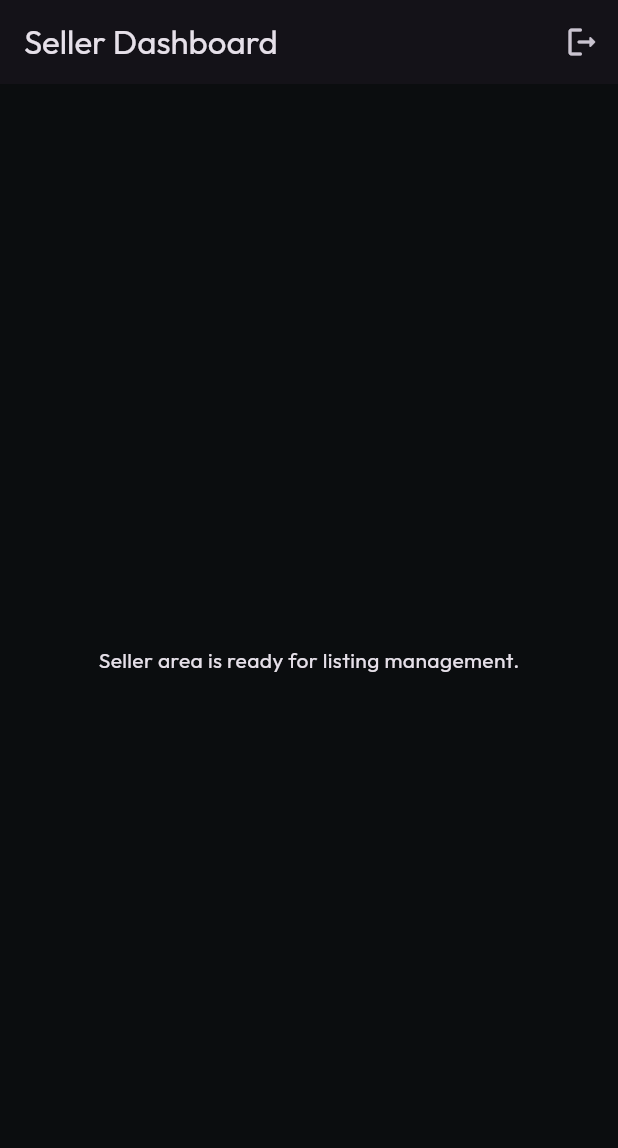
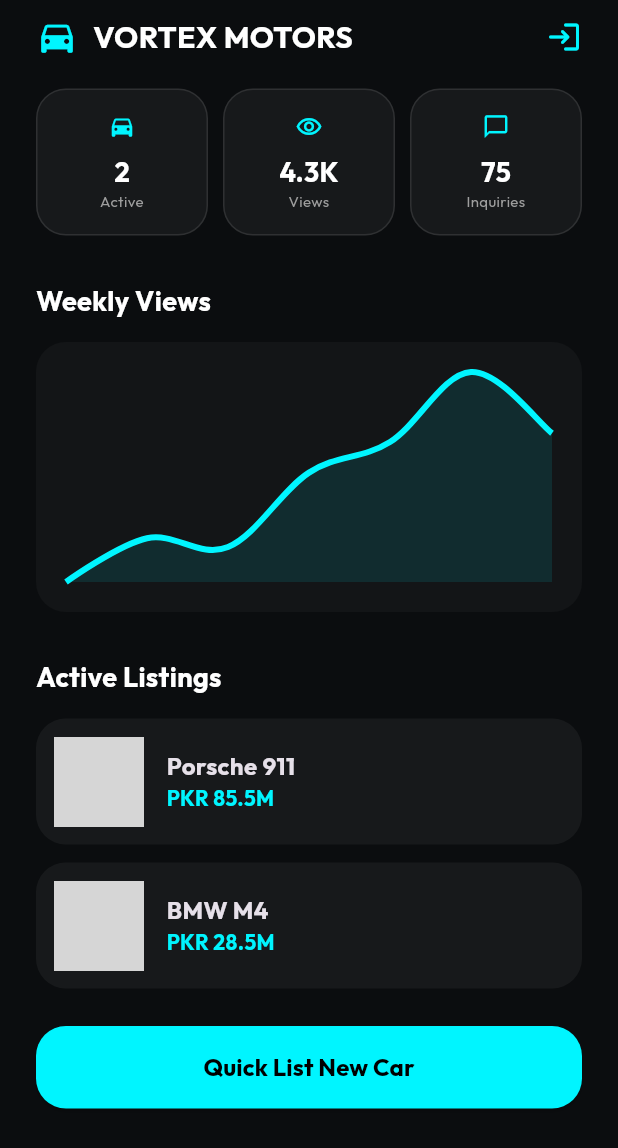
Before and after one commit to iammuhammadhassan/CarAppWithDataBase, a Flutter app: the SellerDashboard screen opened directly, on a phone screen of 412 x 824 dp. Shown: the top 1148 px of the screen. Run offline on Flutter 3.47's test engine with Material 3 defaults, Android fonts, the phone set to English and light mode, and no system bars; drawn by our look-alikes of fl_chart; our stand-ins replace google_fonts; network calls fail; grey boxes are pictures that could not be loaded.

```diff
--- a/lib/main.dart
+++ b/lib/main.dart
@@ -1,6 +1,6 @@
 import 'package:flutter/material.dart';
 import 'package:google_fonts/google_fonts.dart';
-import 'screens/showroom_screen.dart';
+import 'screens/seller_dashboard.dart';
 
 final Color primaryNeon = const Color(0xFF00F5FF);
 final Color midnightBg = const Color(0xFF0B0D0F);
@@ -21,7 +21,7 @@ class MyApp extends StatelessWidget {
         primaryColor: primaryNeon,
         textTheme: GoogleFonts.outfitTextTheme(ThemeData.dark().textTheme),
       ),
-      home: const ShowroomScreen(),
+      home: const SellerDashboard(),
     );
   }
 }
--- a/lib/screens/seller_dashboard.dart
+++ b/lib/screens/seller_dashboard.dart
@@ -1,29 +1,173 @@
+// ignore_for_file: deprecated_member_use
+
 import 'package:flutter/material.dart';
-import 'login_screen.dart';
+import 'package:google_fonts/google_fonts.dart';
+import 'package:fl_chart/fl_chart.dart';
 
 class SellerDashboard extends StatelessWidget {
   const SellerDashboard({super.key});
 
+  final Color primaryNeon = const Color(0xFF00F5FF);
+  final Color obsidianBg = const Color(0xFF0B0D0F);
+
   @override
   Widget build(BuildContext context) {
     return Scaffold(
-      appBar: AppBar(
-        title: const Text('Seller Dashboard'),
-        actions: [
-          IconButton(
-            onPressed: () {
-              Navigator.pushAndRemoveUntil(
-                context,
-                MaterialPageRoute(builder: (_) => const LoginScreen()),
-                (route) => false,
-              );
-            },
-            icon: const Icon(Icons.logout_rounded),
+      backgroundColor: obsidianBg,
+      body: SafeArea(
+        child: SingleChildScrollView(
+          padding: const EdgeInsets.symmetric(horizontal: 24, vertical: 10),
+          child: Column(
+            crossAxisAlignment: CrossAxisAlignment.start,
+            children: [
+              _buildHeader(), // Fix 1: Header added
+              const SizedBox(height: 20),
+              _buildStatsGrid(), // Fix 2: Equalized card sizes
+              const SizedBox(height: 30),
+              _buildChartSection(),
+              const SizedBox(height: 30),
+              Text("Active Listings", style: GoogleFonts.outfit(fontSize: 18, fontWeight: FontWeight.bold, color: Colors.white)),
+              const SizedBox(height: 15),
+              _buildActiveListingsList(), // Fix 3: Image implementation
+              const SizedBox(height: 25),
+              _buildQuickListButton(),
+            ],
           ),
+        ),
+      ),
+    );
+  }
+
+  // 1. The Fixed Header
+  Widget _buildHeader() {
+    return Row(
+      children: [
+        Icon(Icons.directions_car, color: primaryNeon, size: 28),
+        const SizedBox(width: 10),
+        Text("VORTEX MOTORS", style: GoogleFonts.outfit(fontSize: 20, fontWeight: FontWeight.bold, color: Colors.white)),
+        const Spacer(),
+        Icon(Icons.login_rounded, color: primaryNeon),
+      ],
+    );
+  }
+
+  // 2. The Stats Grid (Using flex to ensure equal size)
+  Widget _buildStatsGrid() {
+    return Row(
+      children: [
+        _buildStatCard("2", "Active", Icons.directions_car),
+        const SizedBox(width: 10),
+        _buildStatCard("4.3K", "Views", Icons.remove_red_eye_outlined),
+        const SizedBox(width: 10),
+        _buildStatCard("75", "Inquiries", Icons.chat_bubble_outline),
+      ],
+    );
+  }
+
+  Widget _buildStatCard(String value, String label, IconData icon) {
+    return Expanded( // Ensures equal distribution
+      flex: 1,
+      child: Container(
+        padding: const EdgeInsets.symmetric(vertical: 15, horizontal: 5),
+        decoration: BoxDecoration(
+          color: Colors.white.withOpacity(0.05),
+          borderRadius: BorderRadius.circular(20),
+          border: Border.all(color: Colors.white.withOpacity(0.1)),
+        ),
+        child: Column(
+          children: [
+            Icon(icon, color: primaryNeon, size: 18),
+            const SizedBox(height: 8),
+            Text(value, style: const TextStyle(fontSize: 18, fontWeight: FontWeight.bold, color: Colors.white)),
+            Text(label, style: const TextStyle(fontSize: 10, color: Colors.grey), textAlign: TextAlign.center),
+          ],
+        ),
+      ),
+    );
+  }
+
+  // 3. The Analytics Chart
+  Widget _buildChartSection() {
+    return Column(
+      crossAxisAlignment: CrossAxisAlignment.start,
+      children: [
+        Text("Weekly Views", style: GoogleFonts.outfit(fontSize: 18, fontWeight: FontWeight.bold, color: Colors.white)),
+        const SizedBox(height: 15),
+        Container(
+          height: 180, // Adjusted height for proportion
+          padding: const EdgeInsets.all(20),
+          decoration: BoxDecoration(
+            color: Colors.white.withOpacity(0.03),
+            borderRadius: BorderRadius.circular(20),
+          ),
+          child: LineChart(
+            LineChartData(
+              gridData: FlGridData(show: false),
+              titlesData: FlTitlesData(show: false),
+              borderData: FlBorderData(show: false),
+              lineBarsData: [
+                LineChartBarData(
+                  spots: const [FlSpot(0, 200), FlSpot(1, 300), FlSpot(2, 280), FlSpot(3, 450), FlSpot(4, 520), FlSpot(5, 680), FlSpot(6, 540)],
+                  isCurved: true,
+                  color: primaryNeon,
+                  barWidth: 4,
+                  dotData: FlDotData(show: false),
+                  belowBarData: BarAreaData(show: true, color: primaryNeon.withOpacity(0.1)),
+                ),
+              ],
+            ),
+          ),
+        ),
+      ],
+    );
+  }
+
+  // 4. The Listings List (Using Network Images)
+  Widget _buildActiveListingsList() {
+    return Column(
+      children: [
+        _buildListCard("https://images.unsplash.com/photo-1503376780353-7e11c2706b74", "Porsche 911", "PKR 85.5M"),
+        const SizedBox(height: 12),
+        _buildListCard("https://images.unsplash.com/photo-1555215695-3004980ad54e", "BMW M4", "PKR 28.5M"),
+      ],
+    );
+  }
+
+  Widget _buildListCard(String imageUrl, String title, String price) {
+    return Container(
+      padding: const EdgeInsets.all(12),
+      decoration: BoxDecoration(
+        color: Colors.white.withOpacity(0.05),
+        borderRadius: BorderRadius.circular(20),
+      ),
+      child: Row(
+        children: [
+          ClipRRect( // Image Implementation
+            borderRadius: BorderRadius.circular(15),
+            child: Image.network(imageUrl, width: 60, height: 60, fit: BoxFit.cover),
+          ),
+          const SizedBox(width: 15),
+          Column(crossAxisAlignment: CrossAxisAlignment.start, children: [
+            Text(title, style: const TextStyle(fontWeight: FontWeight.bold, fontSize: 16)),
+            Text(price, style: TextStyle(color: primaryNeon, fontWeight: FontWeight.bold)),
+          ]),
         ],
       ),
-      body: const Center(
-        child: Text('Seller area is ready for listing management.'),
+    );
+  }
+
+  Widget _buildQuickListButton() {
+    return SizedBox(
+      width: double.infinity,
+      height: 55,
+      child: ElevatedButton(
+        style: ElevatedButton.styleFrom(
+          backgroundColor: primaryNeon,
+          foregroundColor: Colors.black,
+          shape: RoundedRectangleBorder(borderRadius: BorderRadius.circular(20)),
+        ),
+        onPressed: () {},
+        child: const Text("Quick List New Car", style: TextStyle(fontWeight: FontWeight.bold, fontSize: 16)),
       ),
     );
   }
--- a/lib/services/api_service.dart
+++ b/lib/services/api_service.dart
@@ -4,8 +4,8 @@ import '../models/car_model.dart';
 import '../models/user_model.dart';
 
 class ApiService {
-  final String baseUrl = "http://10.122.235.126/car_api/fetch_cars.php";
-  final String loginUrl = "http://10.122.235.126/car_api/login.php";
+  final String baseUrl = "http://192.168.1.9/car_api/fetch_cars.php";
+  final String loginUrl = "http://192.168.1.9/car_api/login.php";
 
   Future<List<Car>> getCars() async {
     try {
@@ -48,4 +48,18 @@ class ApiService {
       return null;
     }
   }
+
+  Future<List<double>> fetchWeeklyViews() async {
+    final response = await http.get(
+      Uri.parse("http://192.168.1.9/car_api/get_weekly_views.php"),
+    );
+
+    if (response.statusCode == 200) {
+      List<dynamic> jsonList = json.decode(response.body);
+      // Convert the list of JSON objects into a list of numbers (y-axis values)
+      return jsonList.map((item) => double.parse(item['total_views'])).toList();
+    } else {
+      return [0, 0, 0, 0, 0, 0, 0]; // Return empty chart if failed
+    }
+  }
 }
--- a/pubspec.yaml
+++ b/pubspec.yaml
@@ -32,6 +32,7 @@ dependencies:
     sdk: flutter
   http: ^1.1.0
   google_fonts: ^6.2.1
+  fl_chart: ^0.68.0
 
 
   # The following adds the Cupertino Icons font to your application.
```
Also changed, not shown: pubspec.lock, 1 other file.
